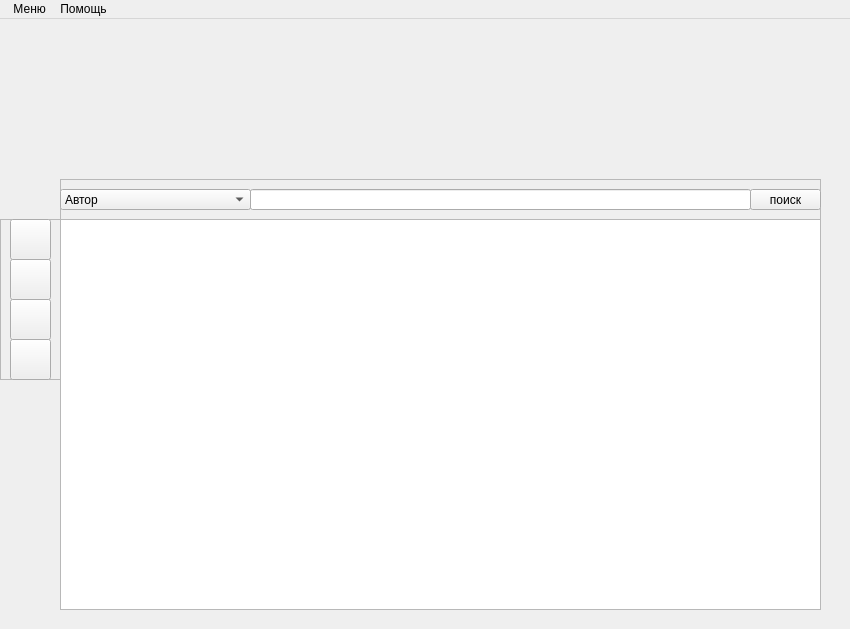
This is mainwindow.ui in MrSago/Summer-Practice-4-sem-for-Susu as Qt 5 draws it before an edit. The edited form follows.
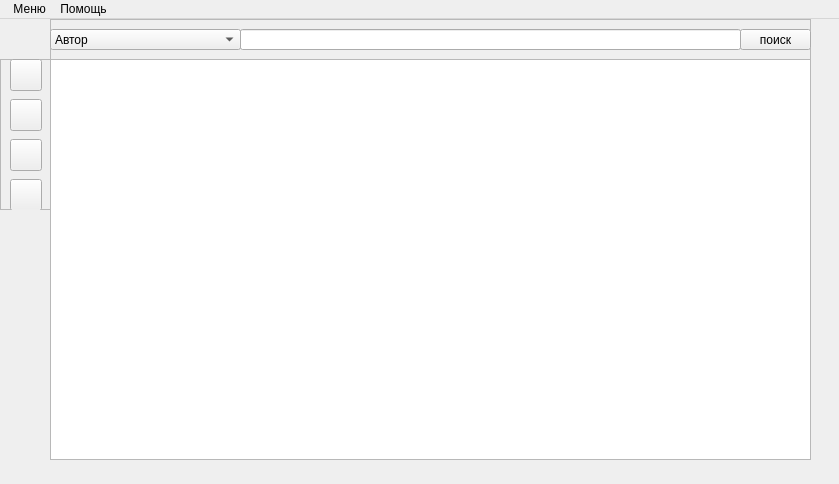
This is the edited form.

What changed in the file:
```diff
--- a/mainwindow.ui
+++ b/mainwindow.ui
@@ -6,14 +6,20 @@
    <rect>
     <x>0</x>
     <y>0</y>
-    <width>850</width>
-    <height>629</height>
+    <width>839</width>
+    <height>484</height>
    </rect>
   </property>
   <property name="minimumSize">
    <size>
-    <width>400</width>
-    <height>400</height>
+    <width>839</width>
+    <height>484</height>
+   </size>
+  </property>
+  <property name="maximumSize">
+   <size>
+    <width>839</width>
+    <height>484</height>
    </size>
   </property>
   <property name="windowTitle">
@@ -23,18 +29,36 @@
    <widget class="QTableView" name="mainTableView">
     <property name="geometry">
      <rect>
-      <x>60</x>
-      <y>200</y>
+      <x>50</x>
+      <y>40</y>
       <width>761</width>
-      <height>391</height>
+      <height>401</height>
      </rect>
     </property>
+    <property name="sizePolicy">
+     <sizepolicy hsizetype="Fixed" vsizetype="Fixed">
+      <horstretch>0</horstretch>
+      <verstretch>0</verstretch>
+     </sizepolicy>
+    </property>
+    <property name="editTriggers">
+     <set>QAbstractItemView::NoEditTriggers</set>
+    </property>
+    <property name="dragDropOverwriteMode">
+     <bool>false</bool>
+    </property>
+    <property name="selectionMode">
+     <enum>QAbstractItemView::SingleSelection</enum>
+    </property>
+    <property name="selectionBehavior">
+     <enum>QAbstractItemView::SelectRows</enum>
+    </property>
    </widget>
    <widget class="QFrame" name="searchFrame">
     <property name="geometry">
      <rect>
-      <x>60</x>
-      <y>160</y>
+      <x>50</x>
+      <y>0</y>
       <width>761</width>
       <height>41</height>
      </rect>
@@ -93,9 +117,9 @@
     <property name="geometry">
      <rect>
       <x>0</x>
-      <y>200</y>
-      <width>61</width>
-      <height>161</height>
+      <y>40</y>
+      <width>51</width>
+      <height>151</height>
      </rect>
     </property>
     <property name="frameShape">
@@ -109,52 +133,40 @@
       <rect>
        <x>10</x>
        <y>0</y>
-       <width>41</width>
-       <height>41</height>
+       <width>32</width>
+       <height>32</height>
       </rect>
      </property>
-     <property name="text">
-      <string/>
-     </property>
     </widget>
     <widget class="QPushButton" name="removeButton">
      <property name="geometry">
       <rect>
        <x>10</x>
        <y>40</y>
-       <width>41</width>
-       <height>41</height>
+       <width>32</width>
+       <height>32</height>
       </rect>
      </property>
-     <property name="text">
-      <string/>
-     </property>
     </widget>
     <widget class="QPushButton" name="editButton">
      <property name="geometry">
       <rect>
        <x>10</x>
        <y>80</y>
-       <width>41</width>
-       <height>41</height>
+       <width>32</width>
+       <height>32</height>
       </rect>
      </property>
-     <property name="text">
-      <string/>
-     </property>
     </widget>
     <widget class="QPushButton" name="copyButton">
      <property name="geometry">
       <rect>
        <x>10</x>
        <y>120</y>
-       <width>41</width>
-       <height>41</height>
+       <width>32</width>
+       <height>32</height>
       </rect>
      </property>
-     <property name="text">
-      <string/>
-     </property>
     </widget>
    </widget>
   </widget>
@@ -163,7 +175,7 @@
     <rect>
      <x>0</x>
      <y>0</y>
-     <width>850</width>
+     <width>839</width>
      <height>21</height>
     </rect>
    </property>
```
Left out of the diff: 3 changed lines with no effect on the pictures.
